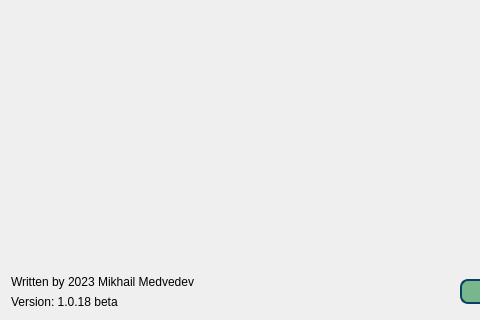
Qt form dialogabout.ui (bigbigmdm/IMSProg) before a commit; both pictures show x 0 to 480 and y 120 to 440 of the 561 by 440 pixel window.
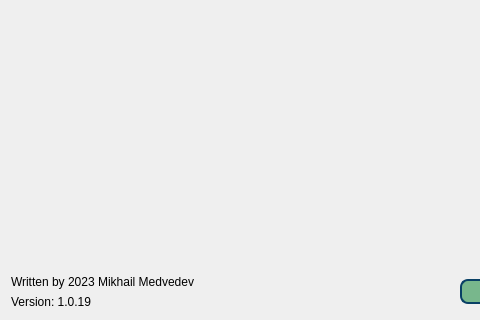
The same form after that commit. Icons and pictures are not drawn.

```diff
--- a/dialogabout.ui
+++ b/dialogabout.ui
@@ -99,7 +99,7 @@
        <item>
         <widget class="QLabel" name="label_5">
          <property name="text">
-          <string>Version: 1.0.18 beta</string>
+          <string>Version: 1.0.19</string>
          </property>
         </widget>
        </item>
```
